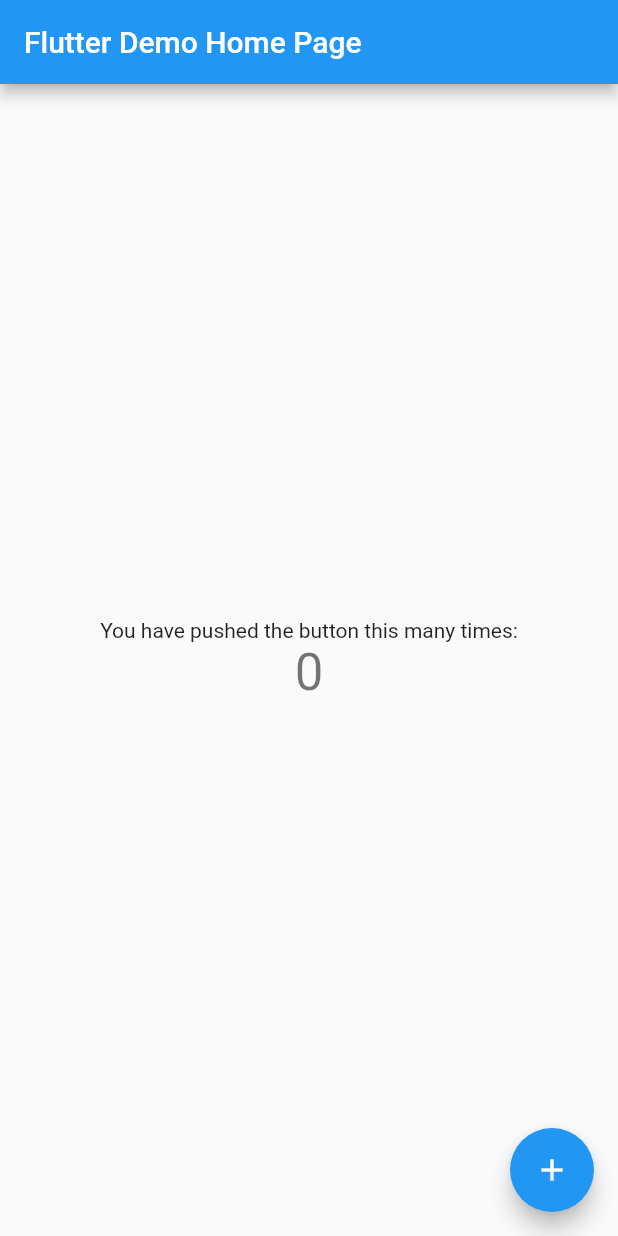
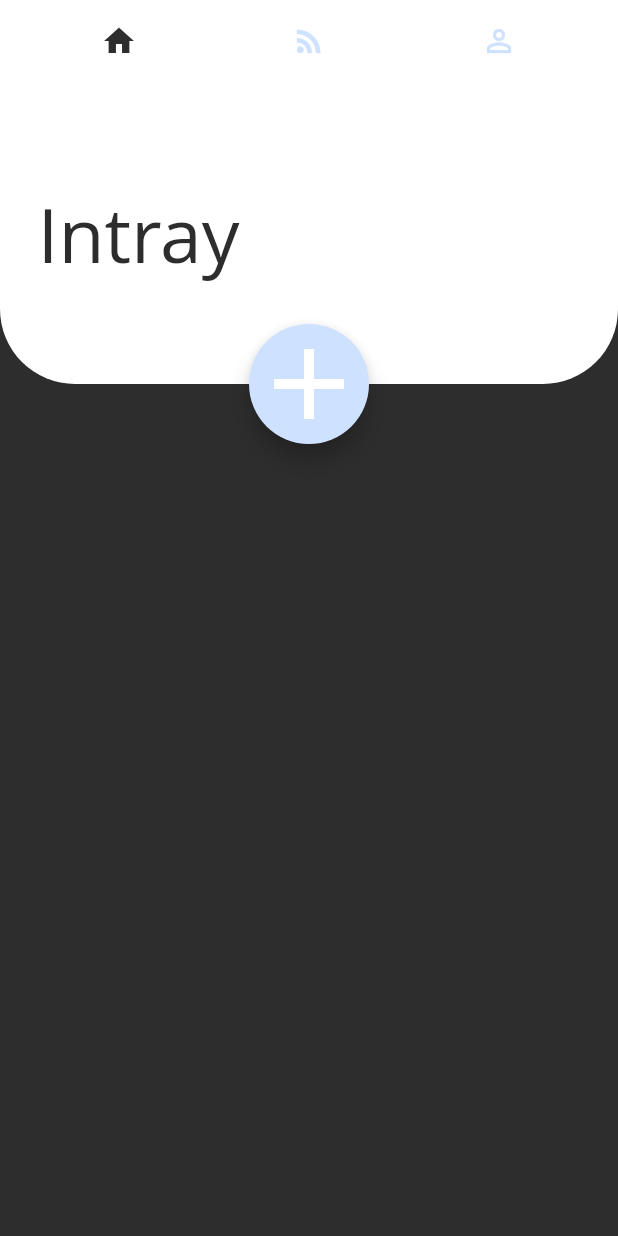
Before and after one commit to zKatie0111/ToDoApp, a Flutter app: the screen it shows after launch, on a phone screen of 412 x 824 dp. Run offline on Flutter 3.47's test engine with Material 2 defaults, Android fonts, the phone set to English and light mode, and no system bars; Roboto replaces fonts that are missing (Open Sans).

Commit message:
Create intray top bar and button #2

```diff
--- a/App/todoapp/lib/main.dart
+++ b/App/todoapp/lib/main.dart
@@ -1,4 +1,5 @@
 import 'package:flutter/material.dart';
+import 'models/global.dart';
 
 void main() {
   runApp(MyApp());
@@ -9,39 +10,21 @@
   @override
   Widget build(BuildContext context) {
     return MaterialApp(
-      title: 'Flutter Demo',
+      title: 'Todo App',
       theme: ThemeData(
-        // This is the theme of your application.
-        //
-        // Try running your application with "flutter run". You'll see the
-        // application has a blue toolbar. Then, without quitting the app, try
-        // changing the primarySwatch below to Colors.green and then invoke
-        // "hot reload" (press "r" in the console where you ran "flutter run",
-        // or simply save your changes to "hot reload" in a Flutter IDE).
-        // Notice that the counter didn't reset back to zero; the application
-        // is not restarted.
-        primarySwatch: Colors.blue,
+        primarySwatch: Colors.grey,
         // This makes the visual density adapt to the platform that you run
         // the app on. For desktop platforms, the controls will be smaller and
         // closer together (more dense) than on mobile platforms.
         visualDensity: VisualDensity.adaptivePlatformDensity,
       ),
-      home: MyHomePage(title: 'Flutter Demo Home Page'),
+      home: MyHomePage(title: 'Todo app'),
     );
   }
 }
 
 class MyHomePage extends StatefulWidget {
   MyHomePage({Key key, this.title}) : super(key: key);
-
-  // This widget is the home page of your application. It is stateful, meaning
-  // that it has a State object (defined below) that contains fields that affect
-  // how it looks.
-
-  // This class is the configuration for the state. It holds the values (in this
-  // case the title) provided by the parent (in this case the App widget) and
-  // used by the build method of the State. Fields in a Widget subclass are
-  // always marked "final".
 
   final String title;
 
@@ -50,68 +33,82 @@
 }
 
 class _MyHomePageState extends State<MyHomePage> {
-  int _counter = 0;
-
-  void _incrementCounter() {
-    setState(() {
-      // This call to setState tells the Flutter framework that something has
-      // changed in this State, which causes it to rerun the build method below
-      // so that the display can reflect the updated values. If we changed
-      // _counter without calling setState(), then the build method would not be
-      // called again, and so nothing would appear to happen.
-      _counter++;
-    });
-  }
-
   @override
   Widget build(BuildContext context) {
-    // This method is rerun every time setState is called, for instance as done
-    // by the _incrementCounter method above.
-    //
-    // The Flutter framework has been optimized to make rerunning build methods
-    // fast, so that you can just rebuild anything that needs updating rather
-    // than having to individually change instances of widgets.
-    return Scaffold(
-      appBar: AppBar(
-        // Here we take the value from the MyHomePage object that was created by
-        // the App.build method, and use it to set our appbar title.
-        title: Text(widget.title),
-      ),
-      body: Center(
-        // Center is a layout widget. It takes a single child and positions it
-        // in the middle of the parent.
-        child: Column(
-          // Column is also a layout widget. It takes a list of children and
-          // arranges them vertically. By default, it sizes itself to fit its
-          // children horizontally, and tries to be as tall as its parent.
-          //
-          // Invoke "debug painting" (press "p" in the console, choose the
-          // "Toggle Debug Paint" action from the Flutter Inspector in Android
-          // Studio, or the "Toggle Debug Paint" command in Visual Studio Code)
-          // to see the wireframe for each widget.
-          //
-          // Column has various properties to control how it sizes itself and
-          // how it positions its children. Here we use mainAxisAlignment to
-          // center the children vertically; the main axis here is the vertical
-          // axis because Columns are vertical (the cross axis would be
-          // horizontal).
-          mainAxisAlignment: MainAxisAlignment.center,
-          children: <Widget>[
-            Text(
-              'You have pushed the button this many times:',
-            ),
-            Text(
-              '$_counter',
-              style: Theme.of(context).textTheme.headline4,
-            ),
-          ],
+    return MaterialApp(
+      color: Colors.yellow,
+      home: SafeArea(
+        child: DefaultTabController(
+          length: 3,
+          child: new Scaffold(
+            body: Stack(children: <Widget>[
+              TabBarView(
+                children: [
+                  new Container(
+                    color: darkGreyColor,
+                  ),
+                  new Container(
+                    color: darkGreyColor,
+                  ),
+                  new Container(
+                    color: darkGreyColor,
+                  )
+                ],
+              ),
+              Container(
+                padding: EdgeInsets.only(left: 25),
+                height: 200,
+                decoration: BoxDecoration(
+                    borderRadius: BorderRadius.only(
+                        bottomLeft: Radius.circular(50),
+                        bottomRight: Radius.circular(50)),
+                    color: Colors.white),
+                child: Row(
+                  mainAxisAlignment: MainAxisAlignment.spaceBetween,
+                  children: <Widget>[
+                    Text("Intray", style: intrayTitleStyle),
+                    Container()
+                  ],
+                ),
+              ),
+              Container(
+                height: 80,
+                width: 80,
+                margin: EdgeInsets.only(
+                    top: 160,
+                    left: MediaQuery.of(context).size.width * 0.5 - 40),
+                child: FloatingActionButton(
+                  child: Icon(Icons.add, size: 80),
+                  backgroundColor: lightBlueColor,
+                  onPressed: () {},
+                ),
+              ),
+            ]),
+            appBar: AppBar(
+                elevation: 0,
+                title: new TabBar(
+                  tabs: [
+                    Tab(
+                      icon: new Icon(Icons.home),
+                    ),
+                    Tab(
+                      icon: new Icon(Icons.rss_feed),
+                    ),
+                    Tab(
+                      icon: new Icon(Icons.perm_identity),
+                    )
+                  ],
+                  labelColor: darkGreyColor,
+                  unselectedLabelColor: lightBlueColor,
+                  indicatorSize: TabBarIndicatorSize.label,
+                  indicatorPadding: EdgeInsets.all(5.0),
+                  indicatorColor: Colors.transparent,
+                ),
+                backgroundColor: Colors.white),
+            backgroundColor: Colors.white,
+          ),
         ),
       ),
-      floatingActionButton: FloatingActionButton(
-        onPressed: _incrementCounter,
-        tooltip: 'Increment',
-        child: Icon(Icons.add),
-      ), // This trailing comma makes auto-formatting nicer for build methods.
     );
   }
 }
--- /dev/null
+++ b/App/todoapp/lib/models/global.dart
@@ -0,0 +1,11 @@
+// contains all the different text fonts
+import 'package:flutter/material.dart';
+
+Color darkGreyColor = new Color(0xFF2D2D2D);
+Color lightBlueColor = new Color(0xFFCEE2FF);
+
+TextStyle intrayTitleStyle = new TextStyle(
+    fontFamily: 'Open Sans',
+    fontWeight: FontWeight.normal,
+    color: darkGreyColor,
+    fontSize: 50);
```
Also changed, not shown: 2 other files.
